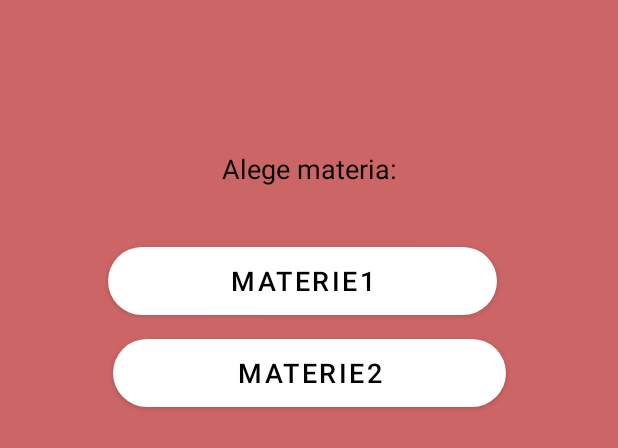
After one commit to nicoletaosiceanu/CHSQuiz, an Android app: the layout alegematerie.xml on its own in the app's theme, with its tools: preview values and no code run, on a phone screen of 412 x 824 dp. The commit adds this screen. Shown: the top 448 px of the screen. Run offline under Robolectric (Android 15) with nearby library versions, the phone set to English and light mode, and no system bars.

Commit message:
ecrane2 commit

```diff
--- a/app/src/main/res/layout/activity_main.xml
+++ b/app/src/main/res/layout/activity_main.xml
@@ -30,6 +30,7 @@
         android:padding="10dp"
         android:text="Option 1"
         android:textColor="#000000"
+        android:textColorHighlight="#FFFFFF"
         android:textSize="20sp"
         app:backgroundTint="#FFFFFF"
         app:iconTint="#FFFFFF"
--- a/app/src/main/res/layout/activity_result.xml
+++ b/app/src/main/res/layout/activity_result.xml
@@ -20,7 +20,7 @@
         android:textColor="#000000"
         android:textSize="18sp"
         app:layout_constraintEnd_toStartOf="@+id/textView4"
-        app:layout_constraintHorizontal_bias="0.353"
+        app:layout_constraintHorizontal_bias="0.263"
         app:layout_constraintStart_toStartOf="parent"
         app:layout_constraintTop_toBottomOf="@+id/textView7" />
 
@@ -35,7 +35,7 @@
         android:textColor="#000000"
         android:textSize="18sp"
         app:layout_constraintEnd_toStartOf="@+id/textView5"
-        app:layout_constraintHorizontal_bias="0.686"
+        app:layout_constraintHorizontal_bias="0.791"
         app:layout_constraintStart_toStartOf="parent"
         app:layout_constraintTop_toBottomOf="@+id/textView" />
 
--- /dev/null
+++ b/app/src/main/res/layout/alegematerie.xml
@@ -0,0 +1,56 @@
+<?xml version="1.0" encoding="utf-8"?>
+<androidx.constraintlayout.widget.ConstraintLayout xmlns:android="http://schemas.android.com/apk/res/android"
+    xmlns:app="http://schemas.android.com/apk/res-auto"
+    xmlns:tools="http://schemas.android.com/tools"
+    android:layout_width="match_parent"
+    android:layout_height="match_parent"
+    android:background="#CC6565"
+    tools:context=".ResultActivity">
+
+
+    <TextView
+        android:id="@+id/textView"
+        android:layout_width="wrap_content"
+        android:layout_height="wrap_content"
+        android:layout_alignParentStart="true"
+        android:layout_alignParentLeft="true"
+        android:layout_alignParentTop="true"
+        android:layout_marginTop="100dp"
+        android:text="Alege materia:"
+        android:textColor="#000000"
+        android:textSize="18sp"
+        app:layout_constraintEnd_toEndOf="parent"
+        app:layout_constraintHorizontal_bias="0.502"
+        app:layout_constraintStart_toStartOf="parent"
+        app:layout_constraintTop_toTopOf="parent" />
+
+    <Button
+        android:id="@+id/button1"
+        android:layout_width="259dp"
+        android:layout_height="45dp"
+        android:layout_marginTop="40dp"
+        android:background="@drawable/round_btn"
+        android:text="materie1"
+        android:textColor="#000000"
+        android:textSize="18sp"
+        app:backgroundTint="#FFFFFF"
+        app:layout_constraintEnd_toEndOf="parent"
+        app:layout_constraintHorizontal_bias="0.471"
+        app:layout_constraintStart_toStartOf="parent"
+        app:layout_constraintTop_toBottomOf="@+id/textView" />
+
+    <Button
+        android:id="@+id/button2"
+        android:layout_width="262dp"
+        android:layout_height="45dp"
+        android:layout_marginTop="16dp"
+        android:background="@drawable/round_btn"
+        android:text="materie2"
+        android:textColor="#000000"
+        android:textSize="18sp"
+        app:backgroundTint="#FFFFFF"
+        app:layout_constraintEnd_toEndOf="parent"
+        app:layout_constraintStart_toStartOf="parent"
+        app:layout_constraintTop_toBottomOf="@+id/button1" />
+
+</androidx.constraintlayout.widget.ConstraintLayout>
--- a/app/src/main/res/layout/firstpage_main.xml
+++ b/app/src/main/res/layout/firstpage_main.xml
@@ -4,7 +4,7 @@
     xmlns:tools="http://schemas.android.com/tools"
     android:layout_width="match_parent"
     android:layout_height="match_parent"
-    tools:context="firstpage">
+    tools:context=".firstpage">
 
     <Button
         android:id="@+id/button4"
```
Also changed, not shown: app/src/main/java/com/example/chsquiz/MainActivity.java (+20 -26 lines), app/src/main/java/com/example/chsquiz/firstpage.java (+24 -1 lines).
